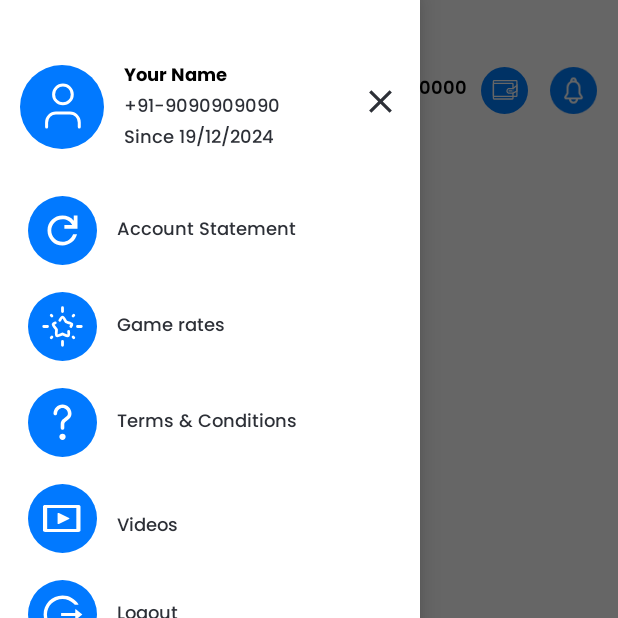
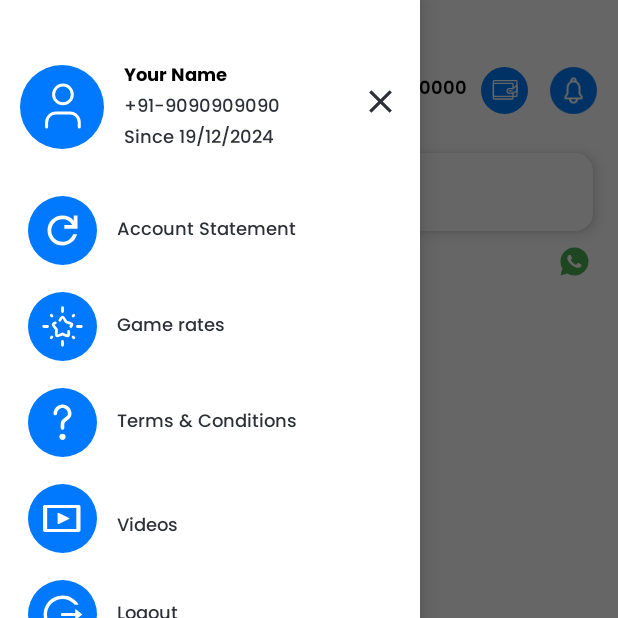
Before and after one commit to technogigz/tara567, an Android app: the HomeFragment screen opened directly, with no data from a screen before it, with the side drawer open, on a phone screen of 412 x 824 dp, the top half of it. Run offline under Robolectric (Android 15) with nearby library versions, the light colour scheme and no system bars; our stand-ins replace sdp/ssp sizes; network calls fail; Roboto replaces fonts that are not available here; 3 statements that could not run were skipped.

Commit message:
data updation fixes and UI updation
data updation fixes

```diff
--- a/app/src/main/java/com/myTara567/app/home/fragment/HomeFragment.kt
+++ b/app/src/main/java/com/myTara567/app/home/fragment/HomeFragment.kt
@@ -62,6 +62,10 @@ class HomeFragment : Fragment() {
     var mMarquu_title:TextView?=null
     var mWhatAppNumber:TextView?=null
     var whatsApp_a:TextView?=null
+    var layoutA:ConstraintLayout?=null
+    var imageA:ImageView?=null
+    var imageB:ImageView?=null
+    var mLayout:ConstraintLayout?=null
 
 
 
@@ -85,6 +89,33 @@ class HomeFragment : Fragment() {
         return inflater.inflate(R.layout.fragment_home, container, false)
     }
 
+    private val preferenceChangeListener = SharedPreferences.OnSharedPreferenceChangeListener { sharedPreferences, key ->
+        if (key == "account_block_status") {
+            val status = sharedPreferences.getString("account_block_status", "")
+            updateAccountActivationUI(status)
+        }
+    }
+
+    private fun updateAccountActivationUI(status: String?) {
+        if (status == "0") {
+            layoutA?.visibility = View.GONE
+            imageA?.visibility = View.GONE
+            imageB?.visibility = View.GONE
+            mWhatAppNumber?.visibility = View.GONE
+            whatsApp_a?.visibility = View.GONE
+            mLayout?.visibility = View.GONE
+
+        } else {
+            layoutA?.visibility = View.VISIBLE
+            imageA?.visibility = View.VISIBLE
+            imageB?.visibility = View.VISIBLE
+            mWhatAppNumber?.visibility = View.VISIBLE
+            whatsApp_a?.visibility = View.VISIBLE
+            mLayout?.visibility = View.VISIBLE
+        }
+    }
+
+
     override fun onViewCreated(view: View, savedInstanceState: Bundle?) {
         super.onViewCreated(view, savedInstanceState)
         recycler = view.findViewById(R.id.home_recycler)
@@ -92,19 +123,16 @@ class HomeFragment : Fragment() {
         mMarquu_title = view.findViewById(R.id.marquu_title)
         mWhatAppNumber = view.findViewById(R.id.Whataap_number)
         whatsApp_a = view.findViewById(R.id.whatsApp_a)
-        var imageA: ImageView = view.findViewById(R.id.image_a)
-        var imageB: ImageView = view.findViewById(R.id.image_b)
-        var layoutA: ConstraintLayout = view.findViewById(R.id.mLayout)
+        imageA = view.findViewById(R.id.image_a)
+        imageB = view.findViewById(R.id.image_b)
+        layoutA = view.findViewById(R.id.mLayout)
+        mLayout = view.findViewById(R.id.mLayout)
 
-        // ✅ Get betting_status from SharedPreferences
         val sharedPref = context?.getSharedPreferences("MyPrefs", Context.MODE_PRIVATE)
-        accountActivationStatus = sharedPref?.getString("account_block_status", "").toString()
+        sharedPref?.registerOnSharedPreferenceChangeListener(preferenceChangeListener)
 
-        if (accountActivationStatus == "0"){
-            layoutA.visibility = View.GONE
-            imageA.visibility = View.GONE
-            imageB.visibility = View.GONE
-        }
+        // Optional: call manually to set initial state
+        updateAccountActivationUI(sharedPref?.getString("account_block_status", ""))
 
         mIntView()
     }
@@ -137,6 +165,22 @@ class HomeFragment : Fragment() {
 
 
     }
+
+    override fun onResume() {
+        super.onResume()
+        val sharedPref = context?.getSharedPreferences("MyPrefs", Context.MODE_PRIVATE)
+        sharedPref?.registerOnSharedPreferenceChangeListener(preferenceChangeListener)
+
+        // Optional: call manually to set initial state
+        updateAccountActivationUI(sharedPref?.getString("account_block_status", ""))
+    }
+
+    override fun onPause() {
+        super.onPause()
+        val sharedPref = context?.getSharedPreferences("MyPrefs", Context.MODE_PRIVATE)
+        sharedPref?.unregisterOnSharedPreferenceChangeListener(preferenceChangeListener)
+    }
+
 
     private fun setSliderImage() {
         val data = controller.getInstance().api.sliderImage(js)
--- a/app/src/main/res/layout/activity_home_page.xml
+++ b/app/src/main/res/layout/activity_home_page.xml
@@ -86,6 +86,8 @@
 
             </androidx.appcompat.widget.LinearLayoutCompat>
         </androidx.constraintlayout.widget.ConstraintLayout>
+
+
 
 
         <View
```
Also changed, not shown: app/src/main/java/com/myTara567/app/dashboard/Dashboard.kt (+66 -29 lines), app/src/main/java/com/myTara567/app/home/HomePageActivity.kt (+48 -1 lines), app/src/main/res/layout/home_layout.xml (+1 -35 lines).
